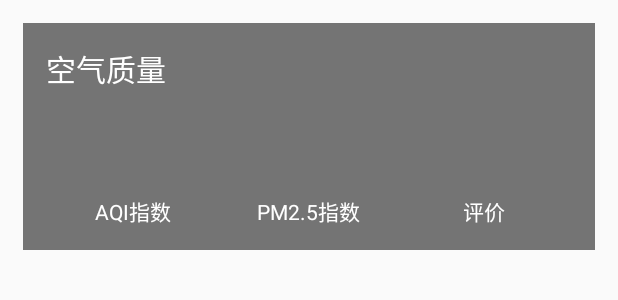
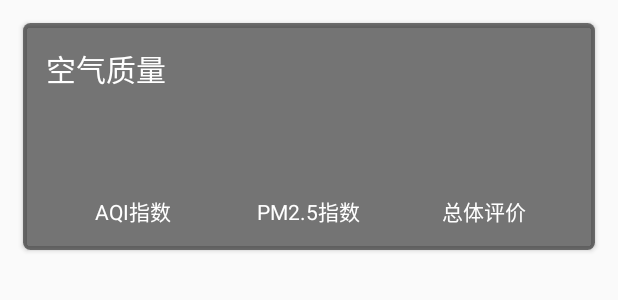
Before and after one commit to 1wangxueyan2/NocoolWeather, an Android app: the layout aqi.xml on its own in the app's theme, with its tools: preview values and no code run, on a phone screen of 412 x 824 dp. Shown: the top 300 px of the screen. Run offline under Robolectric (Android 15) with nearby library versions, the phone set to English and light mode, and no system bars.

```diff
--- a/app/build.gradle
+++ b/app/build.gradle
@@ -26,11 +26,14 @@ dependencies {
     implementation fileTree(dir: 'libs', include: ['*.jar'])
     implementation 'com.android.support:appcompat-v7:28.0.0'
     implementation 'com.android.support.constraint:constraint-layout:1.1.3'
+    implementation 'com.android.support:design:28.0.0'
+    implementation 'de.hdodenhof:circleimageview:2.1.0'
     implementation 'org.litepal.android:core:1.3.2'
     implementation 'com.squareup.okhttp3:okhttp:3.10.0'
     implementation 'com.google.code.gson:gson:2.8.2'
     implementation 'com.github.bumptech.glide:glide:4.8.0'
     implementation 'com.jakewharton:butterknife:9.0.0-rc2'
+    implementation 'com.android.support:cardview-v7:28.0.0'
     annotationProcessor 'com.jakewharton:butterknife-compiler:9.0.0-rc2'
     annotationProcessor 'com.github.bumptech.glide:compiler:4.8.0'
     testImplementation 'junit:junit:4.12'
--- a/app/src/main/res/layout/activity_weather.xml
+++ b/app/src/main/res/layout/activity_weather.xml
@@ -1,8 +1,8 @@
 <?xml version="1.0" encoding="utf-8"?>
-<FrameLayout
-    xmlns:android="http://schemas.android.com/apk/res/android"
+<FrameLayout xmlns:android="http://schemas.android.com/apk/res/android"
     android:layout_width="match_parent"
     android:layout_height="match_parent"
+    xmlns:app="http://schemas.android.com/apk/res-auto"
     android:background="@color/colorPrimary">
     <ImageView
         android:id="@+id/bing_pic_img"
--- a/app/src/main/res/layout/aqi.xml
+++ b/app/src/main/res/layout/aqi.xml
@@ -1,10 +1,18 @@
 <?xml version="1.0" encoding="utf-8"?>
-<LinearLayout xmlns:android="http://schemas.android.com/apk/res/android"
-    android:orientation="vertical"
+<android.support.v7.widget.CardView xmlns:android="http://schemas.android.com/apk/res/android"
+    xmlns:app="http://schemas.android.com/apk/res-auto"
     android:layout_width="match_parent"
     android:layout_height="wrap_content"
     android:layout_margin="15dp"
-    android:background="#8000">
+    app:cardCornerRadius="5dp"
+    app:cardBackgroundColor="@android:color/transparent"
+    app:cardMaxElevation="0dp"
+>
+    <LinearLayout
+        android:background="#8000"
+        android:orientation="vertical"
+        android:layout_width="match_parent"
+        android:layout_height="match_parent">
     <TextView
         android:layout_width="wrap_content"
         android:layout_height="wrap_content"
@@ -87,10 +95,10 @@
                     android:layout_width="wrap_content"
                     android:layout_height="wrap_content"
                     android:layout_gravity="center"
-                    android:text="评价"
+                    android:text="总体评价"
                     android:textColor="#fff"/>
             </LinearLayout>
         </RelativeLayout>
     </LinearLayout>
-
-</LinearLayout>
+    </LinearLayout>
+</android.support.v7.widget.CardView>
```
Also changed, not shown: app/src/main/java/com/deer404/nocoolweather/WeatherActivity.java (+14 -1 lines), app/src/main/java/com/deer404/nocoolweather/util/Time.java (added, +32 -0 lines), app/src/main/res/layout/forecast.xml (+12 -5 lines), app/src/main/res/layout/suggestion.xml (+14 -4 lines).
